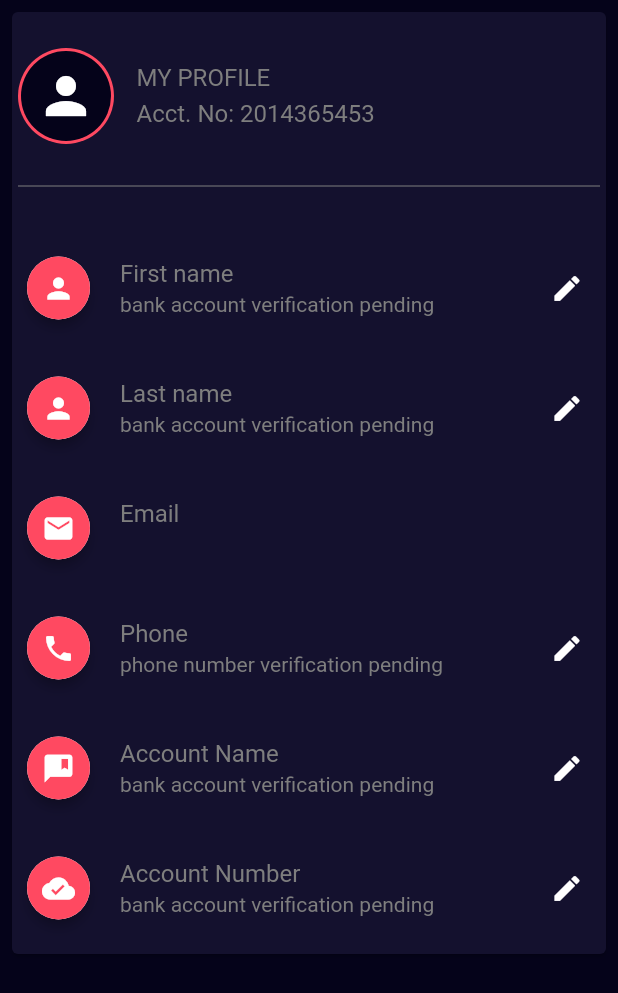
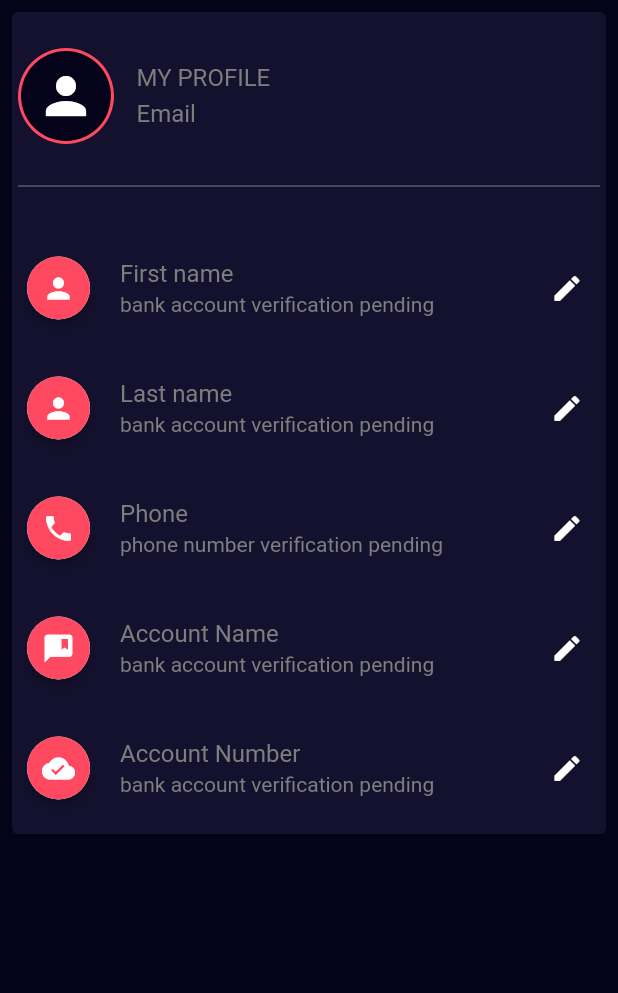
Before and after one commit to Stephen-Chinaza/Mabro-Main, a Flutter app: the MenuPage screen opened directly, on a phone screen of 412 x 824 dp. Shown: the top 993 px of the screen. Run offline on Flutter 3.47's test engine with Material 2 defaults, Android fonts, the light colour scheme and no system bars; our stand-ins replace cached_network_image, flushbar, flutter_dash, font_awesome_flutter, google_fonts, local_auth and 8 more; missing offline and left inert: flutter_appavailability, flutter_paystack, pin_entry_text_field, qr_code_scanner; accounts and stored records are empty.

```diff
--- a/lib/main.dart
+++ b/lib/main.dart
@@ -48,7 +48,7 @@ class _MyAppState extends State<MyApp> {
       debugShowCheckedModeBanner: false,
       theme:
           ThemeData(platform: TargetPlatform.iOS, primarySwatch: Colors.purple),
-      home: LandingPage(),
+      home: SplashScreen(),
     );
   }
 }
--- a/lib/ui_views/screens/landing_page_menu/profile_page.dart
+++ b/lib/ui_views/screens/landing_page_menu/profile_page.dart
@@ -92,6 +92,7 @@ class _MenuPageState extends State<MenuPage> {
                 children: <Widget>[
                   ProfileHeader(
                     title: "MY PROFILE",
+                    subtitle: email,
                     actions: <Widget>[],
                   ),
                   SizedBox(height: 20),
@@ -117,11 +118,7 @@ class _MenuPageState extends State<MenuPage> {
                           onTap: () {
                             openAccountPage();
                           }),
-                      buildListTile(
-                          title: 'Email',
-                          subTitle: email,
-                          icon: Icons.email,
-                          hideEdit: true),
+
                       buildListTile(
                           title: 'Phone',
                           subTitle: phone,
@@ -293,7 +290,7 @@ class ProfileHeader extends StatelessWidget {
                 height: 5,
               ),
               Text(
-                'Acct. No: 2014365453',
+                'Email $subtitle',
                 style: TextStyle(
                   fontStyle: FontStyle.normal,
                   fontSize: 16,
--- a/lib/ui_views/screens/tv_subscription_pages/selected_cable_tv.dart
+++ b/lib/ui_views/screens/tv_subscription_pages/selected_cable_tv.dart
@@ -484,7 +484,6 @@ class _SelectedCableTvPageState extends State<SelectedCableTvPage> {
           cPageState(state: false);
 
           ShowSnackBar.showInSnackBar(
-              bgColor: ColorConstants.primaryColor,
               value: 'The connection has timed out, please try again!',
               context: context,
               scaffoldKey: _scaffoldKey,
@@ -519,7 +518,6 @@ class _SelectedCableTvPageState extends State<SelectedCableTvPage> {
           }
         } else {
           cPageState(state: false);
-
           ShowSnackBar.showInSnackBar(
               value: 'network error',
               context: context,
--- a/pubspec.yaml
+++ b/pubspec.yaml
@@ -51,9 +51,9 @@ dependencies:
   qr_flutter: ^4.0.0
   qr_code_scanner: ^0.4.0
   share: ^0.6.5+4
-  expansion_tile_card: ^2.0.0
-  flutter_contacts: ^1.1.1+2
-  flutter_webview_plugin: ^0.4.0
+  #expansion_tile_card: ^2.0.0
+  #flutter_contacts: ^1.1.1+2
+  #flutter_webview_plugin: ^0.4.0
 
 
 dev_dependencies:
```
Also changed, not shown: lib/ui_views/screens/authentication_pages/sign_in_page.dart (line endings or trailing spaces), pubspec.lock.
